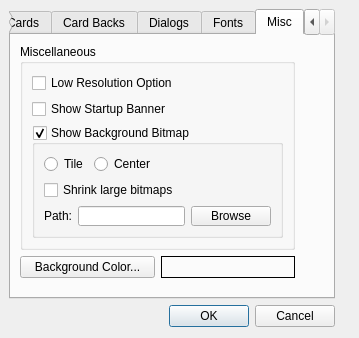
This is ZBridge/cdispoptionspropsheet.ui in erik-knudsen/BridgeZ as Qt 5 draws it before an edit. The edited form follows.
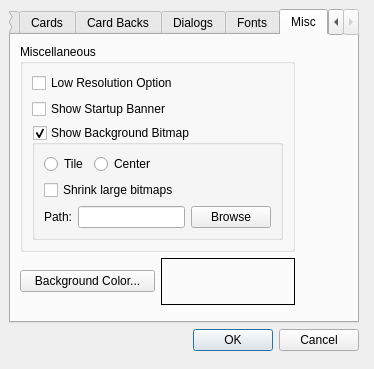
This is the edited form. The open tabs and pages were chosen to show the change. Icons and pictures are not drawn.

Diff of the .ui file:
```diff
--- a/ZBridge/cdispoptionspropsheet.ui
+++ b/ZBridge/cdispoptionspropsheet.ui
@@ -6,8 +6,8 @@
    <rect>
     <x>0</x>
     <y>0</y>
-    <width>359</width>
-    <height>338</height>
+    <width>374</width>
+    <height>369</height>
    </rect>
   </property>
   <property name="windowTitle">
@@ -18,8 +18,8 @@
     <rect>
      <x>9</x>
      <y>9</y>
-     <width>326</width>
-     <height>318</height>
+     <width>350</width>
+     <height>342</height>
     </rect>
    </property>
    <layout class="QVBoxLayout" name="verticalLayout_25">
@@ -690,7 +690,7 @@
           <x>9</x>
           <y>9</y>
           <width>275</width>
-          <height>234</height>
+          <height>261</height>
          </rect>
         </property>
         <layout class="QVBoxLayout" name="verticalLayout_21">
```
